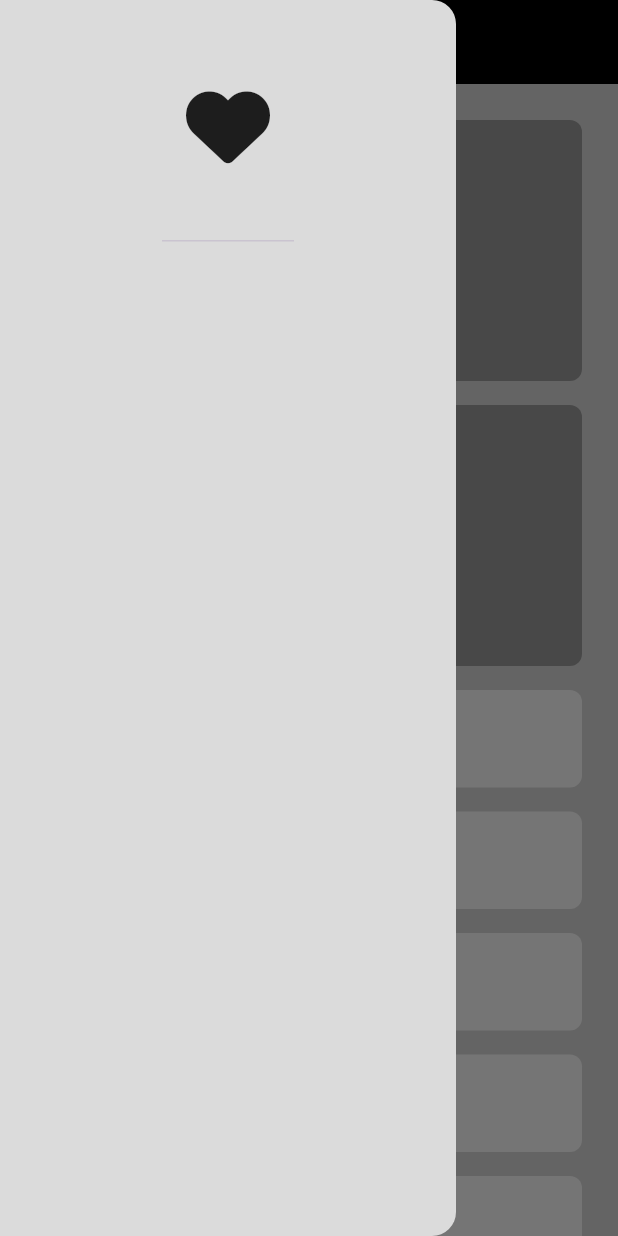
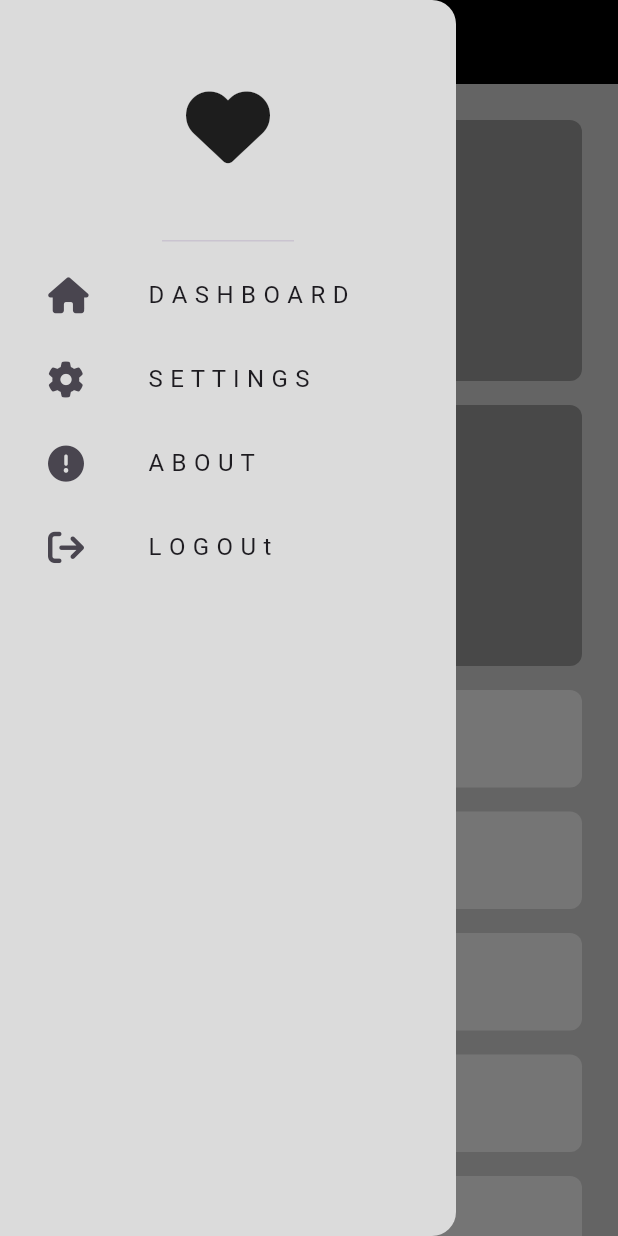
Before and after one commit to carnage67694325/adaptive_app, a Flutter app: the screen it shows after launch, with the side drawer open, on a phone screen of 412 x 824 dp. Run offline on Flutter 3.47's test engine with Material 3 defaults, Android fonts, the phone set to English and light mode, and no system bars; our stand-ins replace font_awesome_flutter.

Commit message:
finhsed mobile layout

```diff
--- /dev/null
+++ b/lib/features/home/views/models/drawer_item_model.dart
@@ -0,0 +1,8 @@
+import 'package:flutter/material.dart';
+
+class DrawerItemModel {
+  final String title;
+  final IconData icon;
+
+  const DrawerItemModel({required this.title, required this.icon});
+}
--- a/lib/features/home/views/widgets/custom_drawer.dart
+++ b/lib/features/home/views/widgets/custom_drawer.dart
@@ -1,20 +1,36 @@
+import 'package:adaptive_app/features/home/views/models/drawer_item_model.dart';
+import 'package:adaptive_app/features/home/views/widgets/drawer_item_list.dart';
 import 'package:flutter/material.dart';
 import 'package:font_awesome_flutter/font_awesome_flutter.dart';
 
 class CustomDrawer extends StatelessWidget {
   const CustomDrawer({super.key});
-
+  final List<DrawerItemModel> items = const [
+    DrawerItemModel(
+        title: '      D A S H B O A R D', icon: FontAwesomeIcons.home),
+    DrawerItemModel(
+        title: '      S E T T I N G S', icon: FontAwesomeIcons.gear),
+    DrawerItemModel(
+        title: '      A B O U T', icon: FontAwesomeIcons.circleExclamation),
+    DrawerItemModel(
+        title: '      L O G O U t',
+        icon: FontAwesomeIcons.arrowRightFromBracket),
+  ];
   @override
   Widget build(BuildContext context) {
-    return const Drawer(
-      backgroundColor: Color(0xffDBDBDB),
+    return Drawer(
+      backgroundColor: const Color(0xffDBDBDB),
       child: Column(
         children: [
-          DrawerHeader(
+          const DrawerHeader(
               child: Icon(
             FontAwesomeIcons.solidHeart,
             size: 56,
           )),
+          Padding(
+            padding: const EdgeInsets.only(left: 16.0),
+            child: DrawerItmeListView(items: items),
+          )
         ],
       ),
     );
--- /dev/null
+++ b/lib/features/home/views/widgets/custom_drawer_item.dart
@@ -0,0 +1,18 @@
+import 'package:adaptive_app/features/home/views/models/drawer_item_model.dart';
+import 'package:flutter/material.dart';
+
+class CustomDrawerItem extends StatelessWidget {
+  const CustomDrawerItem({super.key, required this.drawerItem});
+  final DrawerItemModel drawerItem;
+  @override
+  Widget build(BuildContext context) {
+    return ListTile(
+      leading: Icon(
+        drawerItem.icon,
+        // color: Colors.black,
+      ),
+      title: Text(drawerItem.title),
+      // textColor: Colors.black,
+    );
+  }
+}
--- /dev/null
+++ b/lib/features/home/views/widgets/drawer_item_list.dart
@@ -0,0 +1,24 @@
+import 'package:adaptive_app/features/home/views/models/drawer_item_model.dart';
+import 'package:adaptive_app/features/home/views/widgets/custom_drawer_item.dart';
+import 'package:flutter/material.dart';
+
+class DrawerItmeListView extends StatelessWidget {
+  const DrawerItmeListView({
+    super.key,
+    required this.items,
+  });
+
+  final List<DrawerItemModel> items;
+
+  @override
+  Widget build(BuildContext context) {
+    return ListView.builder(
+      shrinkWrap: true,
+      physics: const NeverScrollableScrollPhysics(),
+      itemCount: items.length,
+      itemBuilder: (context, index) {
+        return CustomDrawerItem(drawerItem: items[index]);
+      },
+    );
+  }
+}
```
